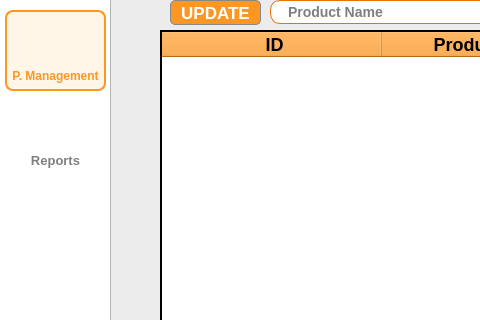
Patatims/CCSFEN2_Project, file Project SE/ui/pmanagementscreen.ui: the form before one commit; both pictures show x 0 to 480 and y 250 to 570 of the 1200 by 801 pixel window.
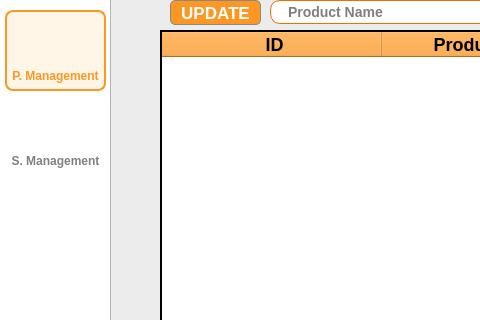
The form after the commit. Icons and pictures are not drawn.

Diff of the .ui file:
```diff
--- a/Project SE/ui/pmanagementscreen.ui
+++ b/Project SE/ui/pmanagementscreen.ui
@@ -387,35 +387,6 @@
      <set>Qt::AlignCenter</set>
     </property>
    </widget>
-   <widget class="QPushButton" name="reportbtn">
-    <property name="geometry">
-     <rect>
-      <x>15</x>
-      <y>395</y>
-      <width>81</width>
-      <height>31</height>
-     </rect>
-    </property>
-    <property name="styleSheet">
-     <string notr="true">QPushButton{
-    color: rgba(0,0,0, 0.5);
-    font-family: 'Inter';
-    font-size: 13px;
-    font-weight: 500;
-	border:none;
-}
-
-QPushButton:hover{
-color: #FB9722;
-border: 2px solid #FB9722;
-border-radius: 8px;
-background-color: rgba(255, 167, 25, 0.1);
-}</string>
-    </property>
-    <property name="text">
-     <string>Reports</string>
-    </property>
-   </widget>
    <widget class="QPushButton" name="homebtn">
     <property name="geometry">
      <rect>
@@ -1190,6 +1161,35 @@
      <bool>true</bool>
     </property>
    </widget>
+   <widget class="QPushButton" name="reportbtn">
+    <property name="geometry">
+     <rect>
+      <x>5</x>
+      <y>395</y>
+      <width>101</width>
+      <height>31</height>
+     </rect>
+    </property>
+    <property name="styleSheet">
+     <string notr="true">QPushButton{
+    color: rgba(0,0,0, 0.5);
+    font-family: 'Inter';
+    font-size: 12px;
+    font-weight: 500;
+	border:none;
+}
+
+QPushButton:hover{
+color: #FB9722;
+border: 2px solid #FB9722;
+border-radius: 8px;
+background-color: rgba(255, 167, 25, 0.1);
+}</string>
+    </property>
+    <property name="text">
+     <string>S. Management</string>
+    </property>
+   </widget>
    <zorder>sidebar</zorder>
    <zorder>titlebar</zorder>
    <zorder>whitebg</zorder>
```
Left out of the diff: 2 changed lines with no effect on the pictures.
